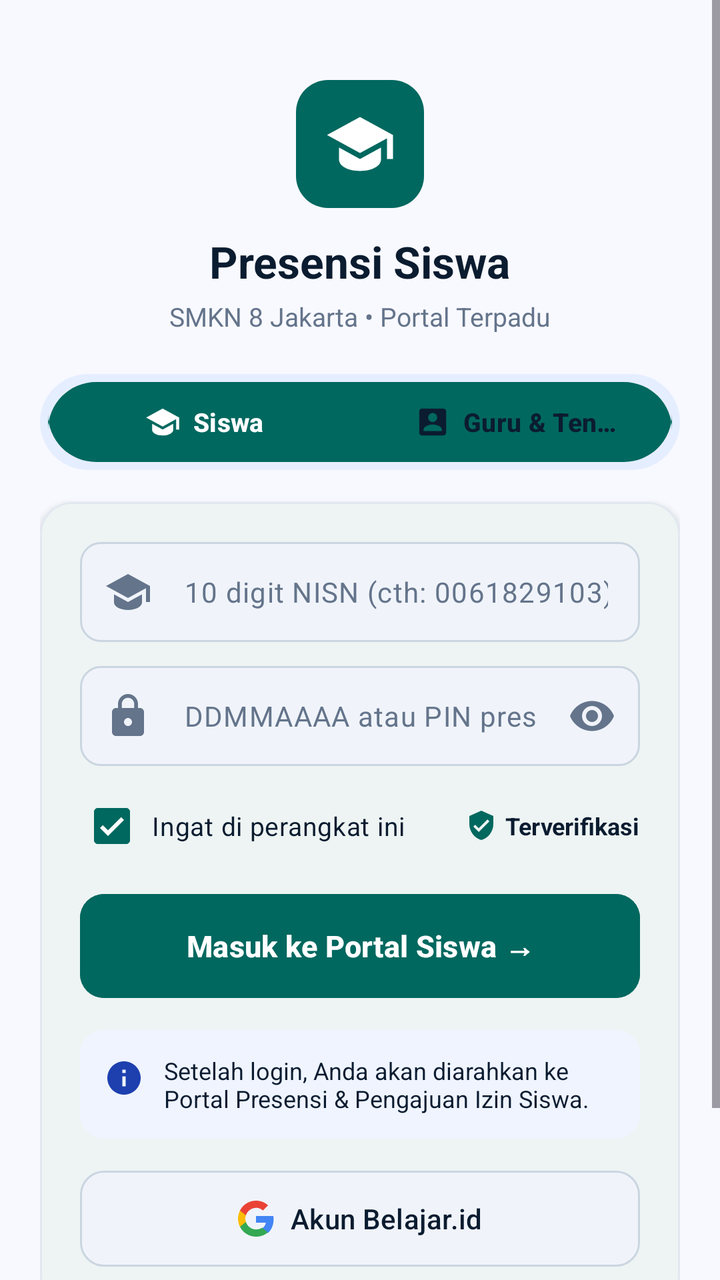
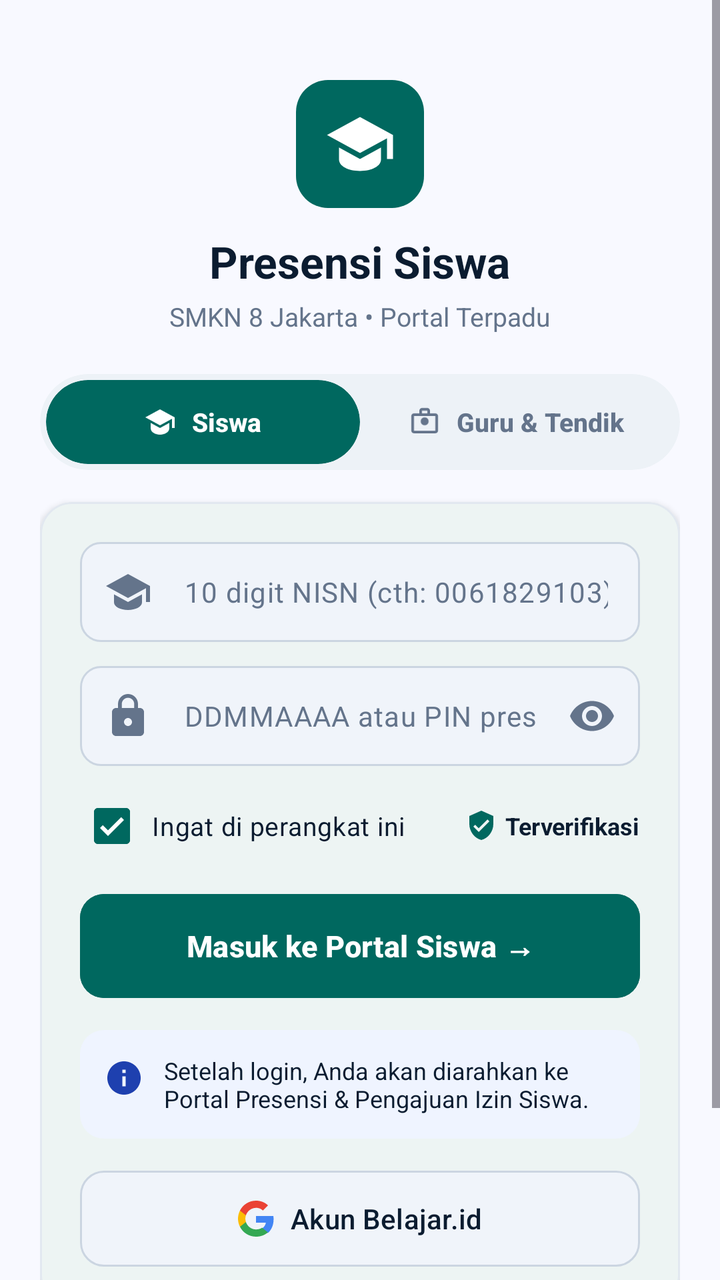

Compare the two renders of this Android layout. The source of the first and the diff that turns it into the second are given below.
<!-- AndroidManifest.xml: application theme Theme.AbsenSiswaku -->
<!-- res/layout/activity_login.xml -->
<?xml version="1.0" encoding="utf-8"?>
<ScrollView xmlns:android="http://schemas.android.com/apk/res/android"
    xmlns:app="http://schemas.android.com/apk/res-auto"
    xmlns:tools="http://schemas.android.com/tools"
    android:layout_width="match_parent"
    android:layout_height="match_parent"
    android:background="@color/surface_bg"
    android:fillViewport="true"
    tools:context=".LoginActivity">

    <androidx.constraintlayout.widget.ConstraintLayout
        android:id="@+id/mainLogin"
        android:layout_width="match_parent"
        android:layout_height="wrap_content"
        android:paddingHorizontal="20dp"
        android:paddingVertical="24dp">

        
        <FrameLayout
            android:id="@+id/flHeaderIcon"
            android:layout_width="64dp"
            android:layout_height="64dp"
            android:layout_marginTop="16dp"
            android:background="@drawable/bg_header_icon"
            app:layout_constraintEnd_toEndOf="parent"
            app:layout_constraintStart_toStartOf="parent"
            app:layout_constraintTop_toTopOf="parent">

            <ImageView
                android:layout_width="36dp"
                android:layout_height="36dp"
                android:layout_gravity="center"
                android:contentDescription="Icon School"
                android:src="@drawable/ic_school"
                app:tint="@color/white" />
        </FrameLayout>

        
        <TextView
            android:id="@+id/tvAppTitle"
            android:layout_width="wrap_content"
            android:layout_height="wrap_content"
            android:layout_marginTop="12dp"
            android:text="Presensi Siswa"
            android:textColor="@color/text_primary"
            android:textSize="22sp"
            android:textStyle="bold"
            app:layout_constraintEnd_toEndOf="parent"
            app:layout_constraintStart_toStartOf="parent"
            app:layout_constraintTop_toBottomOf="@id/flHeaderIcon" />

        
        <TextView
            android:id="@+id/tvSubtitle"
            android:layout_width="wrap_content"
            android:layout_height="wrap_content"
            android:layout_marginTop="4dp"
            android:text="SMKN 8 Jakarta • Portal Terpadu"
            android:textColor="@color/text_secondary"
            android:textSize="13sp"
            app:layout_constraintEnd_toEndOf="parent"
            app:layout_constraintStart_toStartOf="parent"
            app:layout_constraintTop_toBottomOf="@id/tvAppTitle" />

        
        <com.google.android.material.button.MaterialButtonToggleGroup
            android:id="@+id/toggleRole"
            android:layout_width="match_parent"
            android:layout_height="48dp"
            android:layout_marginTop="20dp"
            android:background="@drawable/bg_segmented_tab"
            android:padding="4dp"
            app:checkedButton="@id/btnTabSiswa"
            app:cornerRadius="24dp"
            app:layout_constraintEnd_toEndOf="parent"
            app:layout_constraintStart_toStartOf="parent"
            app:layout_constraintTop_toBottomOf="@id/tvSubtitle"
            app:selectionRequired="true"
            app:singleSelection="true">

            <com.google.android.material.button.MaterialButton
                android:id="@+id/btnTabSiswa"
                style="@style/Widget.Material3.Button.UnelevatedButton"
                android:layout_width="0dp"
                android:layout_height="match_parent"
                android:layout_weight="1"
                android:insetLeft="0dp"
                android:insetTop="0dp"
                android:insetRight="0dp"
                android:insetBottom="0dp"
                android:text="Siswa"
                android:textColor="@color/white"
                android:textSize="13sp"
                android:textStyle="bold"
                app:cornerRadius="24dp"
                app:icon="@drawable/ic_school"
                app:iconGravity="textStart"
                app:iconPadding="6dp"
                app:iconTint="@color/white"
                app:strokeWidth="0dp" />

            <com.google.android.material.button.MaterialButton
                android:id="@+id/btnTabGuru"
                style="@style/Widget.Material3.Button.UnelevatedButton"
                android:layout_width="0dp"
                android:layout_height="match_parent"
                android:layout_weight="1"
                android:insetLeft="0dp"
                android:insetTop="0dp"
                android:insetRight="0dp"
                android:insetBottom="0dp"
                android:text="Guru &amp; Tendik"
                android:textColor="@color/text_primary"
                android:textSize="13sp"
                android:textStyle="bold"
                app:cornerRadius="24dp"
                app:icon="@drawable/ic_badge"
                app:iconGravity="textStart"
                app:iconPadding="6dp"
                app:iconTint="@color/text_primary"
                app:strokeWidth="0dp" />

        </com.google.android.material.button.MaterialButtonToggleGroup>

        
        <com.google.android.material.card.MaterialCardView
            android:id="@+id/cardFormContainer"
            android:layout_width="match_parent"
            android:layout_height="wrap_content"
            android:layout_marginTop="16dp"
            app:cardBackgroundColor="@color/card_bg"
            app:cardCornerRadius="16dp"
            app:cardElevation="2dp"
            app:layout_constraintEnd_toEndOf="parent"
            app:layout_constraintStart_toStartOf="parent"
            app:layout_constraintTop_toBottomOf="@id/toggleRole"
            app:strokeColor="@color/card_stroke"
            app:strokeWidth="1dp">

            <LinearLayout
                android:layout_width="match_parent"
                android:layout_height="wrap_content"
                android:orientation="vertical"
                android:padding="20dp">

                
                <com.google.android.material.textfield.TextInputLayout
                    android:id="@+id/layoutNisnSiswa"
                    style="@style/Widget.Material3.TextInputLayout.OutlinedBox"
                    android:layout_width="match_parent"
                    android:layout_height="wrap_content"
                    app:boxBackgroundMode="none"
                    app:hintEnabled="false"
                    app:startIconDrawable="@drawable/ic_school"
                    app:startIconTint="@color/text_secondary">

                    <com.google.android.material.textfield.TextInputEditText
                        android:id="@+id/etNisnSiswa"
                        android:layout_width="match_parent"
                        android:layout_height="50dp"
                        android:background="@drawable/bg_input_box"
                        android:hint="10 digit NISN (cth: 0061829103)"
                        android:inputType="number"
                        android:maxLength="10"
                        android:maxLines="1"
                        android:paddingVertical="0dp"
                        android:textColor="@color/text_primary"
                        android:textColorHint="@color/text_secondary"
                        android:textSize="14sp" />
                </com.google.android.material.textfield.TextInputLayout>

                
                <com.google.android.material.textfield.TextInputLayout
                    android:id="@+id/layoutPinSiswa"
                    style="@style/Widget.Material3.TextInputLayout.OutlinedBox"
                    android:layout_width="match_parent"
                    android:layout_height="wrap_content"
                    android:layout_marginTop="12dp"
                    app:boxBackgroundMode="none"
                    app:endIconMode="password_toggle"
                    app:endIconTint="@color/text_secondary"
                    app:hintEnabled="false"
                    app:startIconDrawable="@drawable/ic_lock"
                    app:startIconTint="@color/text_secondary">

                    <com.google.android.material.textfield.TextInputEditText
                        android:id="@+id/etPinSiswa"
                        android:layout_width="match_parent"
                        android:layout_height="50dp"
                        android:background="@drawable/bg_input_box"
                        android:hint="DDMMAAAA atau PIN presensi"
                        android:inputType="numberPassword"
                        android:maxLines="1"
                        android:paddingVertical="0dp"
                        android:textColor="@color/text_primary"
                        android:textColorHint="@color/text_secondary"
                        android:textSize="14sp" />
                </com.google.android.material.textfield.TextInputLayout>

                
                <com.google.android.material.textfield.TextInputLayout
                    android:id="@+id/layoutNipGuru"
                    style="@style/Widget.Material3.TextInputLayout.OutlinedBox"
                    android:layout_width="match_parent"
                    android:layout_height="wrap_content"
                    android:visibility="gone"
                    app:boxBackgroundMode="none"
                    app:hintEnabled="false"
                    app:startIconDrawable="@drawable/ic_badge"
                    app:startIconTint="@color/text_secondary">

                    <com.google.android.material.textfield.TextInputEditText
                        android:id="@+id/etNipGuru"
                        android:layout_width="match_parent"
                        android:layout_height="50dp"
                        android:background="@drawable/bg_input_box"
                        android:hint="NIP atau Username Guru"
                        android:inputType="text"
                        android:maxLines="1"
                        android:paddingVertical="0dp"
                        android:textColor="@color/text_primary"
                        android:textColorHint="@color/text_secondary"
                        android:textSize="14sp" />
                </com.google.android.material.textfield.TextInputLayout>

                
                <com.google.android.material.textfield.TextInputLayout
                    android:id="@+id/layoutPasswordGuru"
                    style="@style/Widget.Material3.TextInputLayout.OutlinedBox"
                    android:layout_width="match_parent"
                    android:layout_height="wrap_content"
                    android:layout_marginTop="12dp"
                    android:visibility="gone"
                    app:boxBackgroundMode="none"
                    app:endIconMode="password_toggle"
                    app:endIconTint="@color/text_secondary"
                    app:hintEnabled="false"
                    app:startIconDrawable="@drawable/ic_lock"
                    app:startIconTint="@color/text_secondary">

                    <com.google.android.material.textfield.TextInputEditText
                        android:id="@+id/etPasswordGuru"
                        android:layout_width="match_parent"
                        android:layout_height="50dp"
                        android:background="@drawable/bg_input_box"
                        android:hint="Masukkan password"
                        android:inputType="textPassword"
                        android:maxLines="1"
                        android:paddingVertical="0dp"
                        android:textColor="@color/text_primary"
                        android:textColorHint="@color/text_secondary"
                        android:textSize="14sp" />
                </com.google.android.material.textfield.TextInputLayout>

                
                <RelativeLayout
                    android:layout_width="match_parent"
                    android:layout_height="wrap_content"
                    android:layout_marginTop="12dp">

                    <com.google.android.material.checkbox.MaterialCheckBox
                        android:id="@+id/cbRememberMe"
                        android:layout_width="wrap_content"
                        android:layout_height="36dp"
                        android:layout_alignParentStart="true"
                        android:layout_centerVertical="true"
                        android:checked="true"
                        android:minHeight="0dp"
                        android:paddingStart="4dp"
                        android:text="Ingat di perangkat ini"
                        android:textColor="@color/text_primary"
                        android:textSize="13sp"
                        app:buttonTint="@color/primary_teal" />

                    <LinearLayout
                        android:layout_width="wrap_content"
                        android:layout_height="wrap_content"
                        android:layout_alignParentEnd="true"
                        android:layout_centerVertical="true"
                        android:gravity="center_vertical"
                        android:orientation="horizontal">

                        <ImageView
                            android:layout_width="16dp"
                            android:layout_height="16dp"
                            android:contentDescription="Verified"
                            android:src="@drawable/ic_verified"
                            app:tint="@color/primary_teal" />

                        <TextView
                            android:layout_width="wrap_content"
                            android:layout_height="wrap_content"
                            android:layout_marginStart="4dp"
                            android:text="Terverifikasi"
                            android:textColor="@color/text_primary"
                            android:textSize="12sp"
                            android:textStyle="bold" />
                    </LinearLayout>
                </RelativeLayout>

                
                <com.google.android.material.button.MaterialButton
                    android:id="@+id/btnLogin"
                    android:layout_width="match_parent"
                    android:layout_height="52dp"
                    android:layout_marginTop="16dp"
                    android:backgroundTint="@color/primary_teal"
                    android:insetTop="0dp"
                    android:insetBottom="0dp"
                    android:text="Masuk ke Portal Siswa →"
                    android:textColor="@color/white"
                    android:textSize="15sp"
                    android:textStyle="bold"
                    app:cornerRadius="12dp" />

                
                <LinearLayout
                    android:id="@+id/cardInfoBawah"
                    android:layout_width="match_parent"
                    android:layout_height="wrap_content"
                    android:layout_marginTop="16dp"
                    android:background="@drawable/bg_info_card"
                    android:orientation="horizontal"
                    android:padding="12dp">

                    <ImageView
                        android:layout_width="20dp"
                        android:layout_height="20dp"
                        android:layout_marginTop="2dp"
                        android:contentDescription="Info"
                        android:src="@drawable/ic_info"
                        app:tint="@color/info_text" />

                    <TextView
                        android:id="@+id/tvInfoBanner"
                        android:layout_width="0dp"
                        android:layout_height="wrap_content"
                        android:layout_marginStart="10dp"
                        android:layout_weight="1"
                        android:text="Setelah login, Anda akan diarahkan ke Portal Presensi &amp; Pengajuan Izin Siswa."
                        android:textColor="@color/text_primary"
                        android:textSize="12sp" />
                </LinearLayout>

                
                <com.google.android.material.button.MaterialButton
                    android:id="@+id/btnGoogleAuth"
                    style="@style/Widget.Material3.Button.UnelevatedButton"
                    android:layout_width="match_parent"
                    android:layout_height="48dp"
                    android:layout_marginTop="16dp"
                    android:backgroundTint="@color/input_bg"
                    android:fontFamily="sans-serif-medium"
                    android:insetTop="0dp"
                    android:insetBottom="0dp"
                    android:text="Akun Belajar.id"
                    android:textColor="@color/text_primary"
                    android:textSize="14sp"
                    app:cornerRadius="12dp"
                    app:icon="@drawable/ic_google"
                    app:iconGravity="textStart"
                    app:iconPadding="8dp"
                    app:iconTint="@null"
                    app:strokeColor="@color/input_stroke"
                    app:strokeWidth="1dp" />

                
                <ProgressBar
                    android:id="@+id/progressBar"
                    android:layout_width="wrap_content"
                    android:layout_height="wrap_content"
                    android:layout_gravity="center"
                    android:layout_marginTop="12dp"
                    android:indeterminateTint="@color/primary_teal"
                    android:visibility="gone" />

            </LinearLayout>
        </com.google.android.material.card.MaterialCardView>

        
        <LinearLayout
            android:id="@+id/llFooterHelp"
            android:layout_width="wrap_content"
            android:layout_height="wrap_content"
            android:layout_marginTop="24dp"
            android:gravity="center"
            android:orientation="horizontal"
            app:layout_constraintEnd_toEndOf="parent"
            app:layout_constraintStart_toStartOf="parent"
            app:layout_constraintTop_toBottomOf="@id/cardFormContainer">

            <ImageView
                android:layout_width="16dp"
                android:layout_height="16dp"
                android:contentDescription="Help"
                android:src="@drawable/ic_help"
                app:tint="@color/text_secondary" />

            <TextView
                android:layout_width="wrap_content"
                android:layout_height="wrap_content"
                android:layout_marginStart="6dp"
                android:text="Bantuan &amp; Kendala Akses"
                android:textColor="@color/text_primary"
                android:textSize="13sp"
                android:textStyle="bold" />
        </LinearLayout>

        
        <TextView
            android:id="@+id/tvFooterCopyright"
            android:layout_width="wrap_content"
            android:layout_height="wrap_content"
            android:layout_marginTop="4dp"
            android:text="Sistem Presensi • SMKN 8 Jakarta"
            android:textColor="@color/text_secondary"
            android:textSize="12sp"
            app:layout_constraintEnd_toEndOf="parent"
            app:layout_constraintStart_toStartOf="parent"
            app:layout_constraintTop_toBottomOf="@id/llFooterHelp" />

    </androidx.constraintlayout.widget.ConstraintLayout>

</ScrollView>
<!-- resources referenced by this layout -->
<resources>
  <color name="card_bg">#FFFFFF</color>
  <color name="card_stroke">#E2E8F0</color>
  <color name="info_text">#1E40AF</color>
  <color name="input_bg">#F0F4FA</color>
  <color name="input_stroke">#CBD5E1</color>
  <color name="primary_teal">#00685F</color>
  <color name="surface_bg">#F8F9FF</color>
  <color name="text_primary">#0B1C30</color>
  <color name="text_secondary">#64748B</color>
  <color name="white">#FFFFFFFF</color>
  <!-- drawable bg_header_icon (drawable) -->
  <?xml version="1.0" encoding="utf-8"?>
  <shape xmlns:android="http://schemas.android.com/apk/res/android"
      android:shape="rectangle">
      <solid android:color="@color/primary_teal" />
      <corners android:radius="16dp" />
  </shape>
  <!-- drawable bg_info_card (drawable) -->
  <?xml version="1.0" encoding="utf-8"?>
  <shape xmlns:android="http://schemas.android.com/apk/res/android"
      android:shape="rectangle">
      <solid android:color="@color/info_bg" />
      <corners android:radius="12dp" />
  </shape>
  <!-- drawable bg_input_box (drawable) -->
  <?xml version="1.0" encoding="utf-8"?>
  <shape xmlns:android="http://schemas.android.com/apk/res/android"
      android:shape="rectangle">
      <solid android:color="@color/input_bg" />
      <stroke
          android:width="1dp"
          android:color="@color/input_stroke" />
      <corners android:radius="10dp" />
  </shape>
  <!-- drawable bg_segmented_tab (drawable) -->
  <?xml version="1.0" encoding="utf-8"?>
  <shape xmlns:android="http://schemas.android.com/apk/res/android"
      android:shape="rectangle">
      <solid android:color="@color/tab_bg" />
      <corners android:radius="24dp" />
  </shape>
  <!-- drawable ic_info (drawable) -->
  <vector xmlns:android="http://schemas.android.com/apk/res/android"
      android:width="24dp"
      android:height="24dp"
      android:viewportWidth="24"
      android:viewportHeight="24">
      <path
          android:fillColor="#FF0051D5"
          android:pathData="M12,2C6.48,2 2,6.48 2,12C2,17.52 6.48,22 12,22C17.52,22 22,17.52 22,12C22,6.48 17.52,2 12,2ZM13,17H11V11H13V17ZM13,9H11V7H13V9Z" />
  </vector>
  <!-- drawable ic_school (drawable) -->
  <vector xmlns:android="http://schemas.android.com/apk/res/android"
      android:width="24dp"
      android:height="24dp"
      android:viewportWidth="24"
      android:viewportHeight="24">
      <path
          android:fillColor="#FF000000"
          android:pathData="M12,3L1,9L12,15L21,10.09V17H23V9M5,13.18V17.18C5,19.4 8.13,21 12,21C15.87,21 19,19.4 19,17.18V13.18L12,17L5,13.18Z" />
  </vector>
  <!-- drawable ic_verified (drawable) -->
  <vector xmlns:android="http://schemas.android.com/apk/res/android"
      android:width="24dp"
      android:height="24dp"
      android:viewportWidth="24"
      android:viewportHeight="24">
      <path
          android:fillColor="#FF00685F"
          android:pathData="M12,1L3,5V11C3,16.55 6.84,21.74 12,23C17.16,21.74 21,16.55 21,11V5L12,1ZM10,17L6,13L7.41,11.59L10,14.17L16.59,7.58L18,9L10,17Z" />
  </vector>
  <style name="Theme.AbsenSiswaku" parent="Base.Theme.AbsenSiswaku" />
  <color name="info_bg">#EFF4FF</color>
  <color name="tab_bg">#E5EEFF</color>
  <color name="primary_teal_container">#E6F4F2</color>
  <color name="on_primary_teal_container">#004D40</color>
  <color name="screen_bg">#F8F9FF</color>
  <!-- unchanged entries left out for length: 5 -->
</resources>

<!-- the commit's change to res/layout/activity_login.xml (unified diff, before → after) -->
@@ -63,64 +63,106 @@
             app:layout_constraintTop_toBottomOf="@id/tvAppTitle" />
 
         
-        <com.google.android.material.button.MaterialButtonToggleGroup
-            android:id="@+id/toggleRole"
+        <com.google.android.material.card.MaterialCardView
+            android:id="@+id/containerRoleToggle"
             android:layout_width="match_parent"
             android:layout_height="48dp"
             android:layout_marginTop="20dp"
-            android:background="@drawable/bg_segmented_tab"
-            android:padding="4dp"
-            app:checkedButton="@id/btnTabSiswa"
-            app:cornerRadius="24dp"
-            app:layout_constraintEnd_toEndOf="parent"
-            app:layout_constraintStart_toStartOf="parent"
-            app:layout_constraintTop_toBottomOf="@id/tvSubtitle"
-            app:selectionRequired="true"
-            app:singleSelection="true">
-
-            <com.google.android.material.button.MaterialButton
-                android:id="@+id/btnTabSiswa"
-                style="@style/Widget.Material3.Button.UnelevatedButton"
-                android:layout_width="0dp"
+            app:cardBackgroundColor="#EDF2F7"
+            app:cardCornerRadius="24dp"
+            app:cardElevation="0dp"
+            app:strokeWidth="0dp"
+            app:layout_constraintEnd_toEndOf="parent"
+            app:layout_constraintStart_toStartOf="parent"
+            app:layout_constraintTop_toBottomOf="@id/tvSubtitle">
+
+            <LinearLayout
+                android:layout_width="match_parent"
                 android:layout_height="match_parent"
-                android:layout_weight="1"
-                android:insetLeft="0dp"
-                android:insetTop="0dp"
-                android:insetRight="0dp"
-                android:insetBottom="0dp"
-                android:text="Siswa"
-                android:textColor="@color/white"
-                android:textSize="13sp"
-                android:textStyle="bold"
-                app:cornerRadius="24dp"
-                app:icon="@drawable/ic_school"
-                app:iconGravity="textStart"
-                app:iconPadding="6dp"
-                app:iconTint="@color/white"
-                app:strokeWidth="0dp" />
-
-            <com.google.android.material.button.MaterialButton
-                android:id="@+id/btnTabGuru"
-                style="@style/Widget.Material3.Button.UnelevatedButton"
-                android:layout_width="0dp"
-                android:layout_height="match_parent"
-                android:layout_weight="1"
-                android:insetLeft="0dp"
-                android:insetTop="0dp"
-                android:insetRight="0dp"
-                android:insetBottom="0dp"
-                android:text="Guru &amp; Tendik"
-                android:textColor="@color/text_primary"
-                android:textSize="13sp"
-                android:textStyle="bold"
-                app:cornerRadius="24dp"
-                app:icon="@drawable/ic_badge"
-                app:iconGravity="textStart"
-                app:iconPadding="6dp"
-                app:iconTint="@color/text_primary"
-                app:strokeWidth="0dp" />
-
-        </com.google.android.material.button.MaterialButtonToggleGroup>
+                android:orientation="horizontal"
+                android:padding="3dp">
+
+                
+                <com.google.android.material.card.MaterialCardView
+                    android:id="@+id/cardTabSiswa"
+                    android:layout_width="0dp"
+                    android:layout_height="match_parent"
+                    android:layout_weight="1"
+                    android:clickable="true"
+                    android:focusable="true"
+                    app:cardBackgroundColor="#00685F"
+                    app:cardCornerRadius="21dp"
+                    app:cardElevation="0dp"
+                    app:strokeWidth="0dp">
+
+                    <LinearLayout
+                        android:layout_width="wrap_content"
+                        android:layout_height="wrap_content"
+                        android:layout_gravity="center"
+                        android:gravity="center_vertical"
+                        android:orientation="horizontal">
+
+                        <ImageView
+                            android:id="@+id/ivIconSiswa"
+                            android:layout_width="16dp"
+                            android:layout_height="16dp"
+                            android:src="@drawable/ic_tab_siswa"
+                            app:tint="#FFFFFF" />
+
+                        <TextView
+                            android:id="@+id/tvLabelSiswa"
+                            android:layout_width="wrap_content"
+                            android:layout_height="wrap_content"
+                            android:layout_marginStart="8dp"
+                            android:fontFamily="sans-serif-medium"
+                            android:text="Siswa"
+                            android:textColor="#FFFFFF"
+                            android:textSize="13sp"
+                            android:textStyle="bold" />
+                    </LinearLayout>
+                </com.google.android.material.card.MaterialCardView>
+
+                
+                <com.google.android.material.card.MaterialCardView
+                    android:id="@+id/cardTabGuru"
+                    android:layout_width="0dp"
+                    android:layout_height="match_parent"
+                    android:layout_weight="1"
+                    android:clickable="true"
+                    android:focusable="true"
+                    app:cardBackgroundColor="@android:color/transparent"
+                    app:cardCornerRadius="21dp"
+                    app:cardElevation="0dp"
+                    app:strokeWidth="0dp">
+
+                    <LinearLayout
+                        android:layout_width="wrap_content"
+                        android:layout_height="wrap_content"
+                        android:layout_gravity="center"
+                        android:gravity="center_vertical"
+                        android:orientation="horizontal">
+
+                        <ImageView
+                            android:id="@+id/ivIconGuru"
+                            android:layout_width="16dp"
+                            android:layout_height="16dp"
+                            android:src="@drawable/ic_tab_guru"
+                            app:tint="#64748B" />
+
+                        <TextView
+                            android:id="@+id/tvLabelGuru"
+                            android:layout_width="wrap_content"
+                            android:layout_height="wrap_content"
+                            android:layout_marginStart="8dp"
+                            android:fontFamily="sans-serif-medium"
+                            android:text="Guru &amp; Tendik"
+                            android:textColor="#64748B"
+                            android:textSize="13sp"
+                            android:textStyle="bold" />
+                    </LinearLayout>
+                </com.google.android.material.card.MaterialCardView>
+            </LinearLayout>
+        </com.google.android.material.card.MaterialCardView>
 
         
         <com.google.android.material.card.MaterialCardView
@@ -133,7 +175,7 @@
             app:cardElevation="2dp"
             app:layout_constraintEnd_toEndOf="parent"
             app:layout_constraintStart_toStartOf="parent"
-            app:layout_constraintTop_toBottomOf="@id/toggleRole"
+            app:layout_constraintTop_toBottomOf="@id/containerRoleToggle"
             app:strokeColor="@color/card_stroke"
             app:strokeWidth="1dp">
 
@@ -341,6 +383,13 @@
                         android:textColor="@color/text_primary"
                         android:textSize="12sp" />
                 </LinearLayout>
+
+                
+                <View
+                    android:id="@+id/layoutDividerAtau"
+                    android:layout_width="match_parent"
+                    android:layout_height="0dp"
+                    android:visibility="gone" />
 
                 
                 <com.google.android.material.button.MaterialButton
<!-- resource entries referenced after the edit -->
@@ -34,13 +34,6 @@
           android:color="@color/input_stroke" />
       <corners android:radius="10dp" />
   </shape>
-  <!-- drawable bg_segmented_tab (drawable) -->
-  <?xml version="1.0" encoding="utf-8"?>
-  <shape xmlns:android="http://schemas.android.com/apk/res/android"
-      android:shape="rectangle">
-      <solid android:color="@color/tab_bg" />
-      <corners android:radius="24dp" />
-  </shape>
   <!-- drawable ic_info (drawable) -->
   <vector xmlns:android="http://schemas.android.com/apk/res/android"
       android:width="24dp"
@@ -61,6 +54,26 @@
           android:fillColor="#FF000000"
           android:pathData="M12,3L1,9L12,15L21,10.09V17H23V9M5,13.18V17.18C5,19.4 8.13,21 12,21C15.87,21 19,19.4 19,17.18V13.18L12,17L5,13.18Z" />
   </vector>
+  <!-- drawable ic_tab_guru (drawable) -->
+  <vector xmlns:android="http://schemas.android.com/apk/res/android"
+      android:width="20dp"
+      android:height="20dp"
+      android:viewportWidth="24"
+      android:viewportHeight="24">
+      <path
+          android:fillColor="#FFFFFFFF"
+          android:pathData="M20,6H16V4A2,2 0 0,0 14,2H10A2,2 0 0,0 8,4V6H4A2,2 0 0,0 2,8V19A2,2 0 0,0 4,21H20A2,2 0 0,0 22,19V8A2,2 0 0,0 20,6M10,4H14V6H10V4M20,19H4V8H20V19M12,9A3,3 0 0,0 9,12A3,3 0 0,0 12,15A3,3 0 0,0 15,12A3,3 0 0,0 12,9Z" />
+  </vector>
+  <!-- drawable ic_tab_siswa (drawable) -->
+  <vector xmlns:android="http://schemas.android.com/apk/res/android"
+      android:width="20dp"
+      android:height="20dp"
+      android:viewportWidth="24"
+      android:viewportHeight="24">
+      <path
+          android:fillColor="#FFFFFFFF"
+          android:pathData="M12,3L1,9L12,15L21,10.09V17H23V9M5,13.18V17.18C5,19.94 8.13,22 12,22C15.87,22 19,19.94 19,17.18V13.18L12,17L5,13.18Z" />
+  </vector>
   <!-- drawable ic_verified (drawable) -->
   <vector xmlns:android="http://schemas.android.com/apk/res/android"
       android:width="24dp"
@@ -73,7 +86,6 @@
   </vector>
   <style name="Theme.AbsenSiswaku" parent="Base.Theme.AbsenSiswaku" />
   <color name="info_bg">#EFF4FF</color>
-  <color name="tab_bg">#E5EEFF</color>
   <color name="primary_teal_container">#E6F4F2</color>
   <color name="on_primary_teal_container">#004D40</color>
   <color name="screen_bg">#F8F9FF</color>
